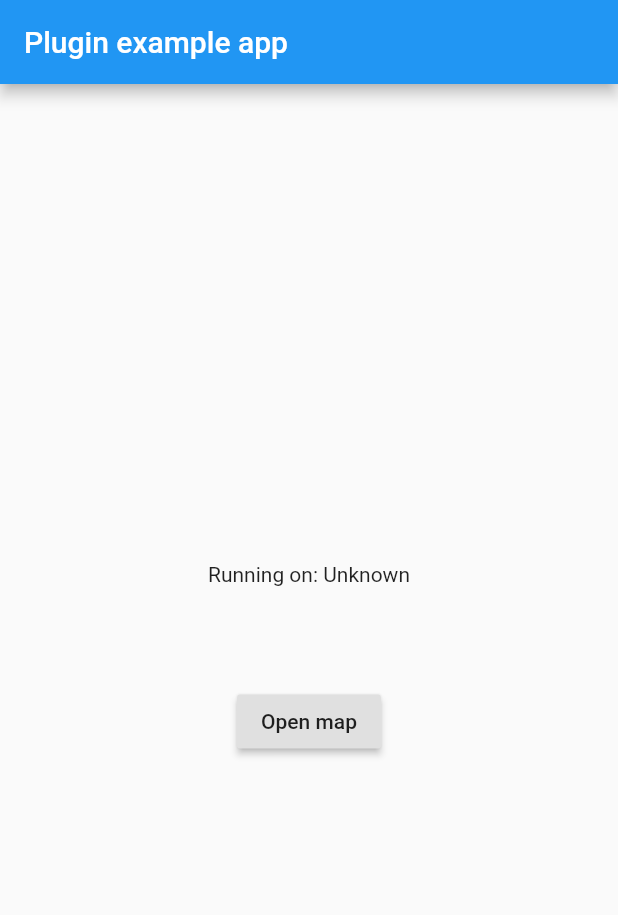
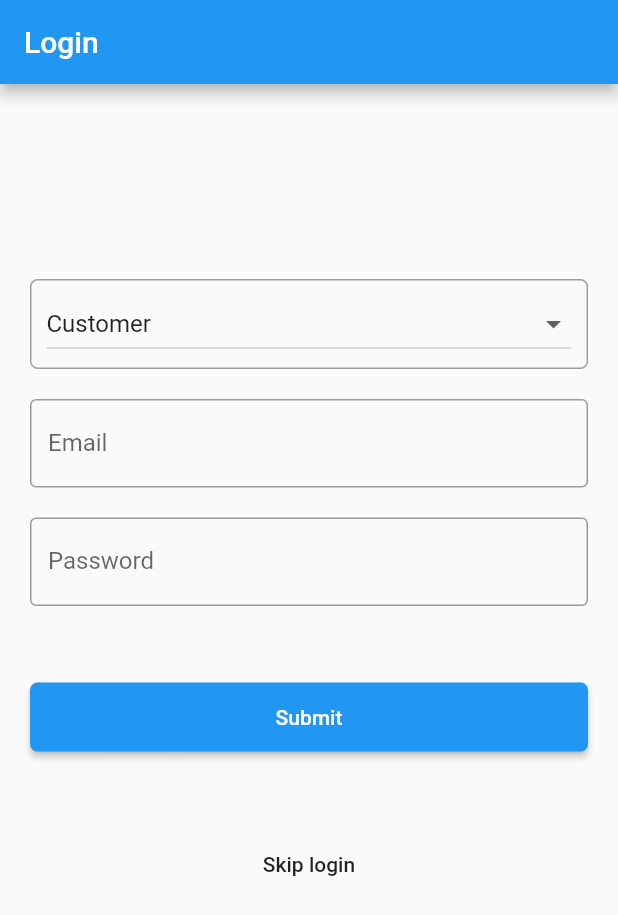
Before and after one commit to lanrehnics/mobile-map-core-lib, a Flutter app: the screen it shows after launch, on a phone screen of 412 x 824 dp. Shown: the top 915 px of the screen. Run offline on Flutter 3.47's test engine with Material 2 defaults, Android fonts, the phone set to English and light mode, and no system bars; our stand-ins replace shared_preferences.

Commit message:
added login functionality

```diff
--- /dev/null
+++ b/example/lib/LoginScreen.dart
@@ -0,0 +1,138 @@
+import 'package:flutter/material.dart';
+import 'package:mobile_map_core_example/LandingPage.dart';
+import 'package:mobile_map_core_example/SessionManager.dart';
+import 'package:mobile_map_core_example/repository.dart';
+
+/// description:
+/// project: mobile_map_core
+/// @package: example.lib
+/// @author: dammyololade
+/// created on: 29/07/2020
+
+class LoginScreen extends StatefulWidget {
+  @override
+  _LoginScreenState createState() => _LoginScreenState();
+}
+
+class _LoginScreenState extends State<LoginScreen> {
+  var _emailController = TextEditingController();
+  var _passwordController = TextEditingController();
+  String selectedType = "Customer";
+  bool isLoading = false;
+  var _scaffoldKey = GlobalKey<ScaffoldState>();
+
+  @override
+  Widget build(BuildContext context) {
+    return Scaffold(
+      key: _scaffoldKey,
+      appBar: AppBar(
+        title: Text("Login"),
+      ),
+      body: SingleChildScrollView(
+        child: Container(
+          padding: EdgeInsets.symmetric(vertical: 30, horizontal: 20),
+          child: Column(
+            children: [
+              SizedBox(
+                height: 100,
+              ),
+              Container(
+                padding: EdgeInsets.symmetric(horizontal: 10, vertical: 5),
+                decoration: BoxDecoration(
+                    borderRadius: BorderRadius.all(Radius.circular(5)),
+                    border: Border.all(color: Colors.grey)),
+                child: DropdownButton(
+                    items: ["Customer", "Partner", "Admin"]
+                        .map((e) =>
+                            DropdownMenuItem<String>(value: e, child: Text(e)))
+                        .toList(),
+                    value: selectedType,
+                    isDense: false,
+                    isExpanded: true,
+                    onChanged: (String value) {
+                      setState(() {
+                        selectedType = value;
+                      });
+                    }),
+              ),
+              SizedBox(
+                height: 20,
+              ),
+              TextFormField(
+                controller: _emailController,
+                decoration: InputDecoration(
+                    labelText: "Email", border: OutlineInputBorder()),
+              ),
+              SizedBox(
+                height: 20,
+              ),
+              TextFormField(
+                controller: _passwordController,
+                obscureText: true,
+                decoration: InputDecoration(
+                    labelText: "Password", border: OutlineInputBorder()),
+              ),
+              SizedBox(
+                height: 50,
+              ),
+              (!isLoading)
+                  ? RaisedButton(
+                      color: Theme.of(context).accentColor,
+                      onPressed: _login,
+                      shape: RoundedRectangleBorder(
+                          borderRadius: BorderRadius.all(Radius.circular(5))),
+                      padding: EdgeInsets.symmetric(vertical: 15),
+                      child: Row(
+                        children: [
+                          Expanded(
+                            child: Text(
+                              "Submit",
+                              style: TextStyle(color: Colors.white),
+                              textAlign: TextAlign.center,
+                            ),
+                          )
+                        ],
+                      ),
+                    )
+                  : CircularProgressIndicator(),
+              SizedBox(
+                height: 50,
+              ),
+              FlatButton(
+                  onPressed: () {
+                    Navigator.of(context).pushReplacement(MaterialPageRoute(
+                        builder: (ct) => LandingPageScreen()));
+                  },
+                  child: Text("Skip login"))
+            ],
+          ),
+        ),
+      ),
+    );
+  }
+
+  void _login() async {
+    try {
+      setState(() {
+        isLoading = true;
+      });
+      var model = await Repository()
+          .login(selectedType, _emailController.text, _passwordController.text);
+      setState(() {
+        isLoading = false;
+      });
+      SessionManager.isLoggedIn = true;
+      SessionManager.userType = model.type;
+      SessionManager.name = model.name;
+      SessionManager.userId = model.id;
+      SessionManager.token = model.token;
+      Navigator.of(context)
+          .pushReplacement(MaterialPageRoute(builder: (ct) => LandingPageScreen()));
+    } catch (err) {
+      setState(() {
+        isLoading = false;
+      });
+      _scaffoldKey.currentState.showSnackBar(SnackBar(content: Text("$err")));
+    }
+  }
+}
--- /dev/null
+++ b/example/lib/SessionManager.dart
@@ -0,0 +1,52 @@
+import 'package:shared_preferences/shared_preferences.dart';
+/// description:
+/// project: mobile_map_core
+/// @package: example.lib
+/// @author: dammyololade
+/// created on: 30/07/2020
+class SessionManager{
+
+  static SharedPreferences sharedPreferences;
+
+
+  static Future<Null> init() async {
+    sharedPreferences = await SharedPreferences.getInstance();
+  }
+
+  static const String KEY_ID = 'id';
+  static const String KEY_TOKEN = 'token';
+  static const String KEY_NAME = 'name';
+  static const String KEY_USER_TYPE= 'type';
+  static const String KEY_ISLOGGED_IN= 'logged_in';
+
+
+  static int get userId => sharedPreferences.getInt(KEY_ID) ?? 1190;
+
+  static set userId(int id) => sharedPreferences.setInt(KEY_ID, id);
+
+  static String get token => sharedPreferences.getString(KEY_TOKEN) ?? '';
+
+  static set token(String value) =>
+      sharedPreferences.setString(KEY_TOKEN, value);
+
+  static String get name => sharedPreferences.getString(KEY_NAME) ?? 'olarenwaju';
+
+  static set name(String value) =>
+      sharedPreferences.setString(KEY_NAME, value);
+
+  static String get userType => sharedPreferences.getString(KEY_USER_TYPE) ?? 'customer';
+
+  static set userType(String value) =>
+      sharedPreferences.setString(KEY_USER_TYPE, value);
+
+  static set isLoggedIn(bool loggedIn) {
+    sharedPreferences.setBool(KEY_ISLOGGED_IN, loggedIn);
+  }
+
+  static bool get isLoggedIn =>
+      sharedPreferences.getBool(KEY_ISLOGGED_IN) ?? false;
+
+  static Future<bool> logOut() async {
+    return await sharedPreferences.clear();
+  }
+}
--- a/example/lib/main.dart
+++ b/example/lib/main.dart
@@ -3,8 +3,17 @@ import 'dart:async';
 
 import 'package:flutter/services.dart';
 import 'package:mobile_map_core/mobile_map_core.dart';
+import 'package:mobile_map_core_example/LandingPage.dart';
+import 'package:mobile_map_core_example/LoginScreen.dart';
+import 'package:mobile_map_core_example/SessionManager.dart';
 
-void main() => runApp(MyApp());
+void main() async {
+  WidgetsFlutterBinding.ensureInitialized();
+
+  await SessionManager.init();
+
+  runApp(MyApp());
+}
 
 class MyApp extends StatefulWidget {
   @override
@@ -21,66 +30,10 @@ class _MyAppState extends State<MyApp> {
     //initPlatformState();
   }
 
-  // Platform messages are asynchronous, so we initialize in an async method.
-  Future<void> initPlatformState() async {
-    String platformVersion;
-    try {
-      var config = {
-        "app_type": "customer",
-        "user_type_and_id": "customerId=1190",
-        "token": "token",
-        "id": 1190,
-        "kobo_stations_url": "",
-        "customer_locations_url": "",
-        "user_first_name": "Olanrewaju",
-      };
-      platformVersion = await MobileMapCore.loadMap(config);
-    } on PlatformException {
-      platformVersion = 'Failed to prepare map.';
-    }
-
-    // If the widget was removed from the tree while the asynchronous platform
-    // message was in flight, we want to discard the reply rather than calling
-    // setState to update our non-existent appearance.
-    if (!mounted) return;
-
-    setState(() {
-      _platformVersion = platformVersion;
-    });
-  }
-
   @override
   Widget build(BuildContext context) {
     return MaterialApp(
-      home: Scaffold(
-          appBar: AppBar(
-            title: const Text('Plugin example app'),
-          ),
-          body: Center(
-            child: Column(
-              mainAxisAlignment: MainAxisAlignment.center,
-              children: <Widget>[
-                Text('Running on: $_platformVersion\n'),
-                SizedBox(
-                  height: 50,
-                ),
-                RaisedButton(
-                  onPressed: () async {
-                    MobileMapCore.loadMap({
-                      "app_type": "customer",
-                      "user_type_and_id": "customerId=1190",
-                      "token": "token",
-                      "id": 1190,
-                      "kobo_stations_url": "",
-                      "customer_locations_url": "",
-                      "user_first_name": "Olanrewaju",
-                    });
-                  },
-                  child: Text("Open map"),
-                )
-              ],
-            ),
-          )),
+      home: SessionManager.isLoggedIn ? LandingPageScreen() : LoginScreen(),
     );
   }
 }
--- /dev/null
+++ b/example/lib/repository.dart
@@ -0,0 +1,57 @@
+import 'dart:convert';
+
+import 'package:http/http.dart' as http;
+
+/// description:
+/// project: mobile_map_core
+/// @package: example.lib
+/// @author: dammyololade
+/// created on: 30/07/2020
+class Repository {
+  var baseUrl = "https://stage.api.kobo360.com/";
+
+  Future<UserModel> login(String type, String email, String password) async {
+    try {
+      String url = "${baseUrl}user/auth";
+      var response = await http.post(url,
+          body: {'secret': password, 'email': email, 'user_type': type});
+      print('Response status: ${response.statusCode}');
+      print('Response body: ${response.body}');
+      var decodeRes =  jsonDecode(response.body);
+      if (response.statusCode == 200) {
+        var token = decodeRes["data"]["token"];
+        print(token);
+        return decodeToken(token, type);
+      } else {
+        return Future.error(decodeRes["message"] ?? response.reasonPhrase);
+      }
+    } catch (err) {
+      return Future.error(err);
+    }
+  }
+
+  Future<UserModel> decodeToken(String token, String type) async {
+    try {
+      String url = "${baseUrl}user/decodeToken";
+      var response = await http.post(url, body: {'token': token});
+      print('Response status: ${response.statusCode}');
+      print('Response body: ${response.body}');
+      if (response.statusCode == 200) {
+        var data = jsonDecode(response.body)["data"];
+        print(data);
+        return UserModel(data["email"], "${data["firstName"]} ${data["lastName"]}", token,
+            data["${type.toLowerCase()}Id"], type);
+      }
+    } catch (err) {
+      return Future.error(err);
+    }
+  }
+}
+
+class UserModel {
+  String email;
+  String name, token, type;
+  int id;
+
+  UserModel(this.email, this.name, this.token, this.id, this.type);
+}
--- a/example/pubspec.yaml
+++ b/example/pubspec.yaml
@@ -16,6 +16,8 @@ dependencies:
 dev_dependencies:
   flutter_test:
     sdk: flutter
+  shared_preferences: ^0.5.7+3
+  http: ^0.12.2
 
   mobile_map_core:
     path: ../
--- a/pubspec.yaml
+++ b/pubspec.yaml
@@ -5,7 +5,7 @@ author:
 homepage:
 
 environment:
-  sdk: ">=2.1.0 <3.0.0"
+  sdk: ">=2.3.0 <3.0.0"
 
 dependencies:
   flutter:
```
Also changed, not shown: example/lib/LandingPage.dart (added, +56 -0 lines), 3 other files.
